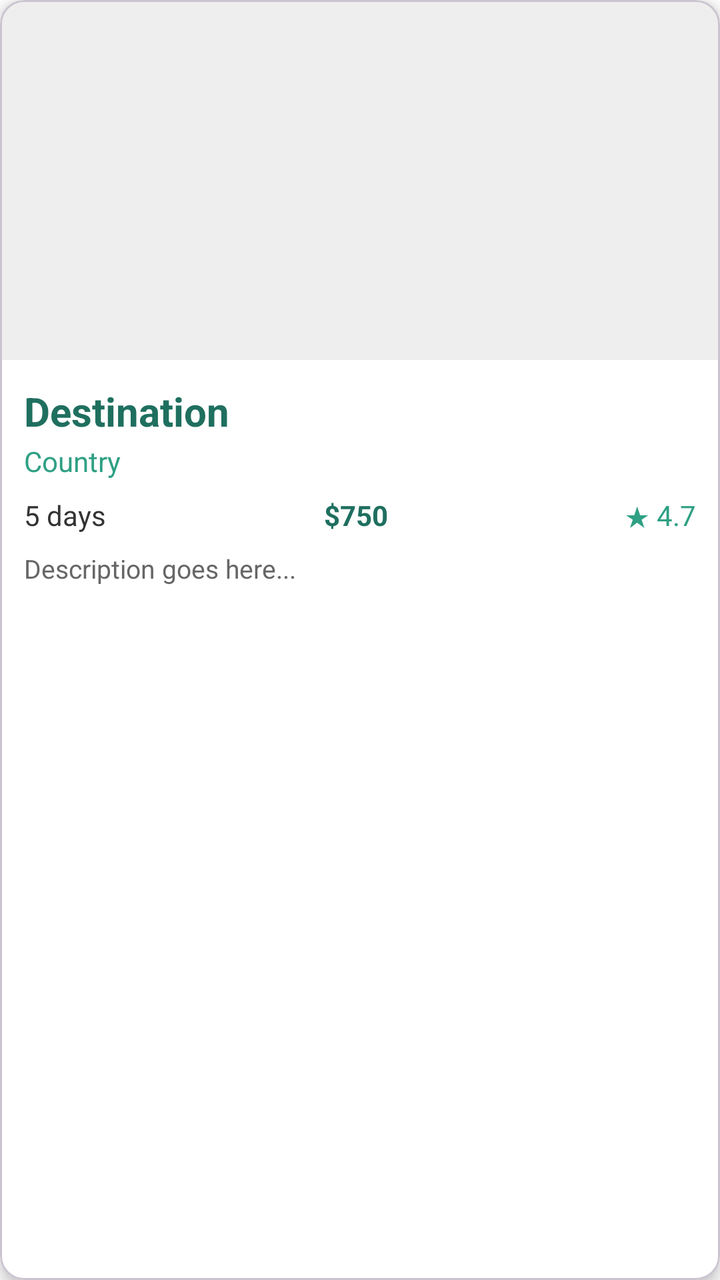
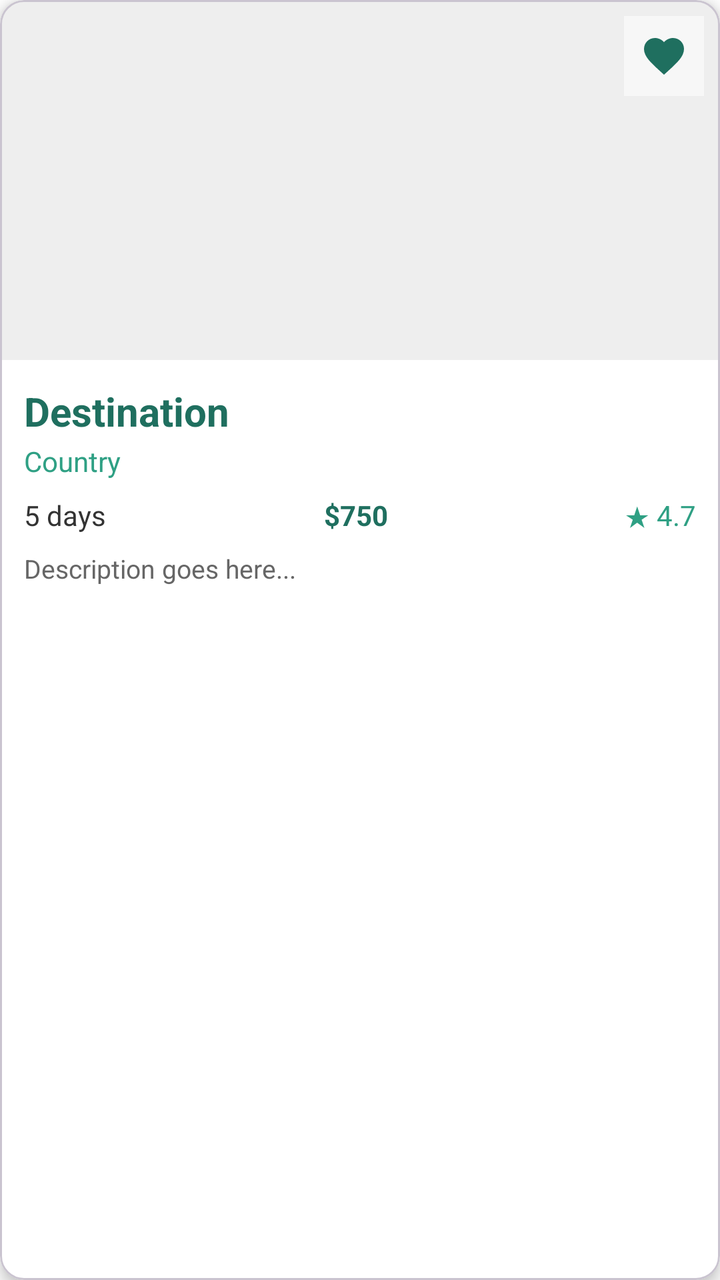

Two renders of the same Android screen: before a commit and after it. Below are the layout's source before the change and the commit's diff.
<!-- AndroidManifest.xml: application theme Theme._1222275_1220495_CourseProject -->
<!-- res/layout/item_trip.xml -->
<?xml version="1.0" encoding="utf-8"?>
<com.google.android.material.card.MaterialCardView
    xmlns:android="http://schemas.android.com/apk/res/android"
    xmlns:app="http://schemas.android.com/apk/res-auto"
    android:layout_width="match_parent"
    android:layout_height="wrap_content"
    android:layout_marginHorizontal="12dp"
    android:layout_marginVertical="8dp"
    app:cardCornerRadius="12dp"
    app:cardElevation="4dp"
    app:cardBackgroundColor="@color/white">

    <LinearLayout
        android:layout_width="match_parent"
        android:layout_height="wrap_content"
        android:orientation="vertical">

        <ImageView
            android:id="@+id/imgTrip"
            android:layout_width="match_parent"
            android:layout_height="180dp"
            android:scaleType="centerCrop"
            android:background="@color/light_gray" />

        <LinearLayout
            android:layout_width="match_parent"
            android:layout_height="wrap_content"
            android:orientation="vertical"
            android:padding="12dp">

            <TextView
                android:id="@+id/tvDestination"
                android:layout_width="match_parent"
                android:layout_height="wrap_content"
                android:textSize="20sp"
                android:textStyle="bold"
                android:textColor="@color/primary_green"
                android:text="Destination" />

            <TextView
                android:id="@+id/tvCountry"
                android:layout_width="match_parent"
                android:layout_height="wrap_content"
                android:layout_marginTop="2dp"
                android:textSize="14sp"
                android:textColor="@color/secondary_green"
                android:text="Country" />

            <LinearLayout
                android:layout_width="match_parent"
                android:layout_height="wrap_content"
                android:layout_marginTop="8dp"
                android:orientation="horizontal">

                <TextView
                    android:id="@+id/tvDuration"
                    android:layout_width="0dp"
                    android:layout_height="wrap_content"
                    android:layout_weight="1"
                    android:textSize="14sp"
                    android:textColor="#333333"
                    android:text="5 days" />

                <TextView
                    android:id="@+id/tvPrice"
                    android:layout_width="0dp"
                    android:layout_height="wrap_content"
                    android:layout_weight="1"
                    android:textSize="14sp"
                    android:textStyle="bold"
                    android:textColor="@color/primary_green"
                    android:text="$750" />

                <TextView
                    android:id="@+id/tvRating"
                    android:layout_width="wrap_content"
                    android:layout_height="wrap_content"
                    android:textSize="14sp"
                    android:textColor="@color/secondary_green"
                    android:text="★ 4.7" />
            </LinearLayout>

            <TextView
                android:id="@+id/tvDescription"
                android:layout_width="match_parent"
                android:layout_height="wrap_content"
                android:layout_marginTop="8dp"
                android:textSize="13sp"
                android:maxLines="3"
                android:ellipsize="end"
                android:textColor="#666666"
                android:text="Description goes here..." />

        </LinearLayout>
    </LinearLayout>
</com.google.android.material.card.MaterialCardView>
<!-- resources referenced by this layout -->
<resources>
  <color name="light_gray">#EEEEEE</color>
  <color name="primary_green">#1F6F5F</color>
  <color name="secondary_green">#2FA084</color>
  <color name="white">#FFFFFFFF</color>
  <style name="Theme._1222275_1220495_CourseProject" parent="Base.Theme._1222275_1220495_CourseProject" />
  <style name="Base.Theme._1222275_1220495_CourseProject" parent="Theme.Material3.Light.NoActionBar">
          
          <item name="colorPrimary">@color/primary_green</item>
          <item name="colorSecondary">@color/secondary_green</item>
          <item name="android:windowBackground">@color/white</item>
          <item name="android:statusBarColor">@color/primary_green</item>
      </style>
</resources>

<!-- the commit's change to res/layout/item_trip.xml (unified diff, before → after) -->
@@ -15,12 +15,30 @@
         android:layout_height="wrap_content"
         android:orientation="vertical">
 
-        <ImageView
-            android:id="@+id/imgTrip"
+        <RelativeLayout
             android:layout_width="match_parent"
-            android:layout_height="180dp"
-            android:scaleType="centerCrop"
-            android:background="@color/light_gray" />
+            android:layout_height="180dp">
+
+            <ImageView
+                android:id="@+id/imgTrip"
+                android:layout_width="match_parent"
+                android:layout_height="match_parent"
+                android:scaleType="centerCrop"
+                android:background="@color/light_gray" />
+
+            <ImageView
+                android:id="@+id/imgFavorite"
+                android:layout_width="40dp"
+                android:layout_height="40dp"
+                android:layout_alignParentEnd="true"
+                android:layout_alignParentTop="true"
+                android:layout_margin="8dp"
+                android:padding="8dp"
+                android:src="@drawable/ic_favorites"
+                android:background="@drawable/splash_background"
+                android:backgroundTint="#80FFFFFF"
+                app:tint="@color/primary_green" />
+        </RelativeLayout>
 
         <LinearLayout
             android:layout_width="match_parent"
<!-- resource entries referenced after the edit -->
@@ -4,7 +4,29 @@
   <color name="primary_green">#1F6F5F</color>
   <color name="secondary_green">#2FA084</color>
   <color name="white">#FFFFFFFF</color>
+  <!-- drawable ic_favorites (drawable) -->
+  <vector xmlns:android="http://schemas.android.com/apk/res/android"
+      android:width="24dp"
+      android:height="24dp"
+      android:viewportWidth="24"
+      android:viewportHeight="24">
+      <path
+          android:fillColor="#FF000000"
+          android:pathData="M12,21.35l-1.45-1.32C5.4,15.36 2,12.28 2,8.5 2,5.42 4.42,3 7.5,3c1.74,0 3.41,0.81 4.5,2.09C13.09,3.81 14.76,3 16.5,3 19.58,3 22,5.42 22,8.5c0,3.78-3.4,6.86-8.55,11.54L12,21.35z" />
+  </vector>
+  <!-- drawable splash_background (drawable) -->
+  <?xml version="1.0" encoding="utf-8"?>
+  <shape xmlns:android="http://schemas.android.com/apk/res/android"
+      android:shape="rectangle">
+      <gradient
+          android:angle="270"
+          android:endColor="@color/splash_gradient_end"
+          android:startColor="@color/splash_gradient_start"
+          android:type="linear" />
+  </shape>
   <style name="Theme._1222275_1220495_CourseProject" parent="Base.Theme._1222275_1220495_CourseProject" />
+  <color name="splash_gradient_end">#6FCF97</color>
+  <color name="splash_gradient_start">#0B4F3E</color>
   <style name="Base.Theme._1222275_1220495_CourseProject" parent="Theme.Material3.Light.NoActionBar">
           
           <item name="colorPrimary">@color/primary_green</item>
